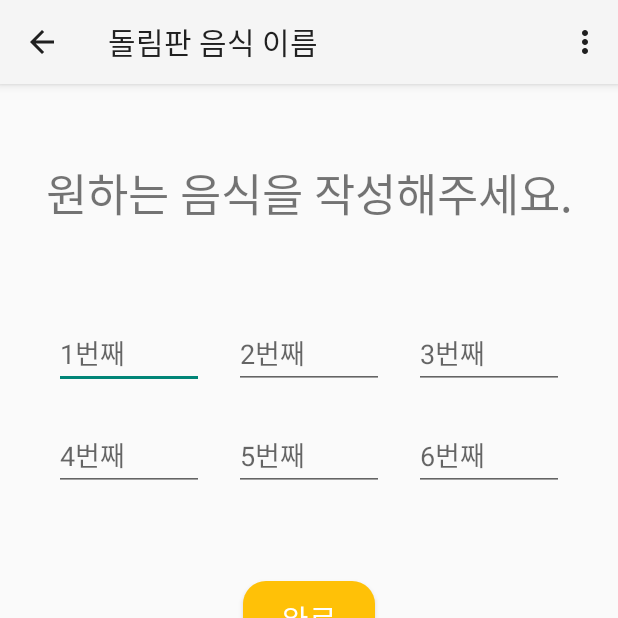
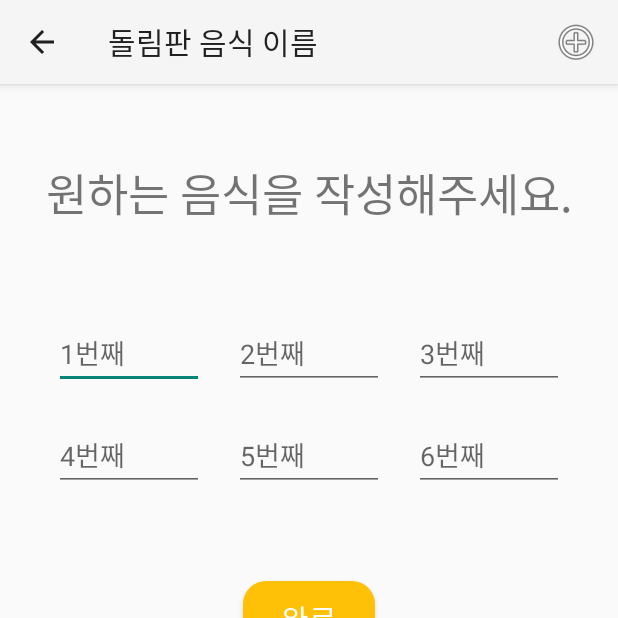
Before and after one commit to SangWoon123/android, an Android app: the RulletActivity screen opened directly, with no data from a screen before it, on a phone screen of 412 x 824 dp, the top half of it. Run offline under Robolectric (Android 15) with nearby library versions, the phone set to English and light mode, and no system bars.

Commit message:
룰렛 도움말 추가.

```diff
--- a/app/src/main/AndroidManifest.xml
+++ b/app/src/main/AndroidManifest.xml
@@ -57,6 +57,10 @@
             android:exported="false"
             android:parentActivityName=".MainActivity" />
         <activity
+            android:name=".RulletHelpActivity"
+            android:exported="false"
+            android:parentActivityName=".Rullet.RulletActivity" />
+        <activity
             android:name=".Memo.ShowActivity"
             android:exported="false"
             android:parentActivityName=".Memo.MemoListActivity" />
--- a/app/src/main/java/com/example/myapplication/DataBase/Entity.kt
+++ b/app/src/main/java/com/example/myapplication/DataBase/Entity.kt
@@ -17,7 +17,7 @@ data class MemoEntity(
     val date : String,
     val title:String,
     val content:String?,
-    val star:Int? = null,
+    val star:Int? = null
 ){
     @PrimaryKey(autoGenerate = true) var id:Int=0
 }
--- a/app/src/main/java/com/example/myapplication/DataBase/LocalDatabase.kt
+++ b/app/src/main/java/com/example/myapplication/DataBase/LocalDatabase.kt
@@ -35,4 +35,5 @@ abstract class LocalDatabase : RoomDatabase(){
         }
     }
 
+
 }
--- a/app/src/main/java/com/example/myapplication/Rullet/RulletActivity.kt
+++ b/app/src/main/java/com/example/myapplication/Rullet/RulletActivity.kt
@@ -6,6 +6,7 @@ import android.os.Bundle
 import android.view.Menu
 import android.view.MenuItem
 import com.example.myapplication.R
+import com.example.myapplication.RulletHelpActivity
 import com.example.myapplication.databinding.ActivityRulletBinding
 
 class RulletActivity : AppCompatActivity() {
@@ -34,15 +35,14 @@ class RulletActivity : AppCompatActivity() {
 
 
     override fun onCreateOptionsMenu(menu: Menu?): Boolean {
-        menu?.add(0, 0, 0, "help")
+        menuInflater.inflate(R.menu.total_menu, menu)
         return super.onCreateOptionsMenu(menu)
     }
 
     override fun onOptionsItemSelected(item: MenuItem): Boolean {
         when (item.itemId){
-            0 -> {
-                //도움말 표시 예정
-                //startActivity(Intent(this, RulletHelpActivity::class.java))
+            R.id.help-> {
+                startActivity(Intent(this, RulletHelpActivity::class.java))
             }
         }
         return super.onOptionsItemSelected(item)
--- a/app/src/main/res/layout/activity_rullet_show.xml
+++ b/app/src/main/res/layout/activity_rullet_show.xml
@@ -12,7 +12,9 @@
         android:id="@+id/luck_wheel"
         android:layout_width="300dp"
         android:layout_height="300dp"
-        app:background_color="@android:color/white" />
+        app:background_color="@android:color/white"
+        android:elevation="10dp"
+        />
 
     <Button
         android:id="@+id/spin_btn"
@@ -22,5 +24,5 @@
         android:background="@drawable/round_button"
         android:text="시작"
         android:textColor="@color/white"
-        android:textSize="15sp" />
+        android:textSize="18sp" />
 </LinearLayout>
--- /dev/null
+++ b/app/src/main/res/menu/total_menu.xml
@@ -0,0 +1,10 @@
+<?xml version="1.0" encoding="utf-8"?>
+<menu xmlns:android="http://schemas.android.com/apk/res/android"
+    xmlns:app="http://schemas.android.com/apk/res-auto">
+    <item
+        android:id="@+id/help"
+        app:showAsAction="always"
+        android:icon="@android:drawable/ic_menu_add"
+
+        android:title="help"/>
+</menu>
```
Also changed, not shown: app/src/main/java/com/example/myapplication/Rullet/RulletHelpActivity.kt (added, +15 -0 lines), app/src/main/java/com/example/myapplication/Rullet/RulletShowActivity.kt (+7 -20 lines), app/src/main/res/layout/activity_rullet_help.xml (added, +18 -0 lines).
